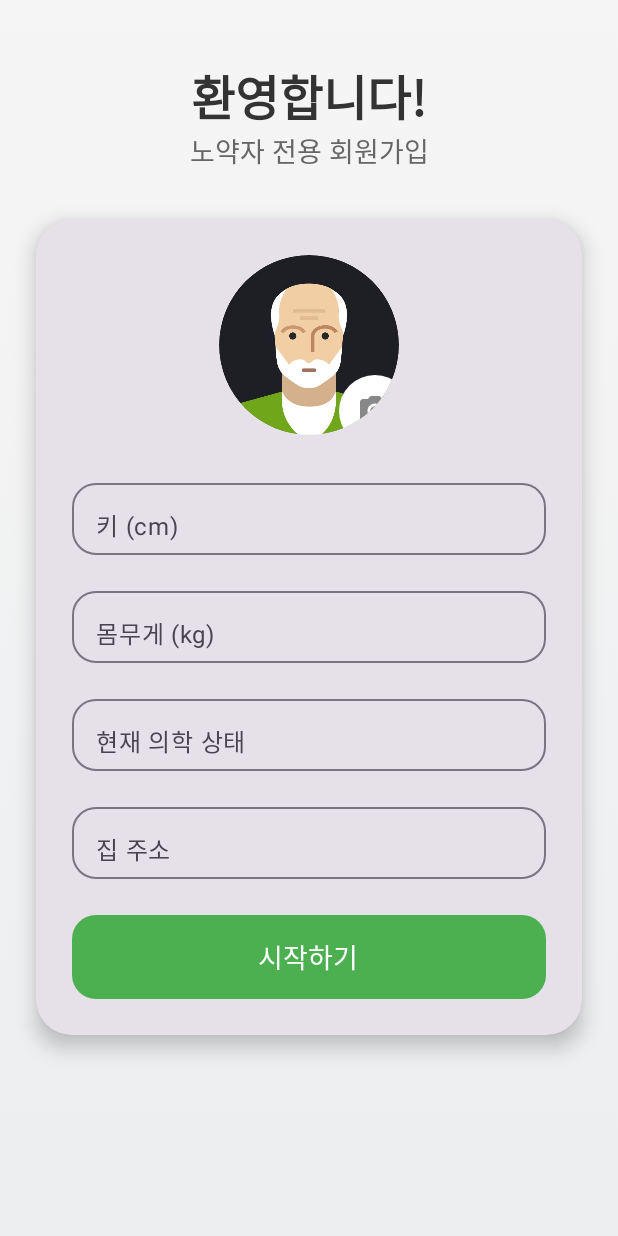
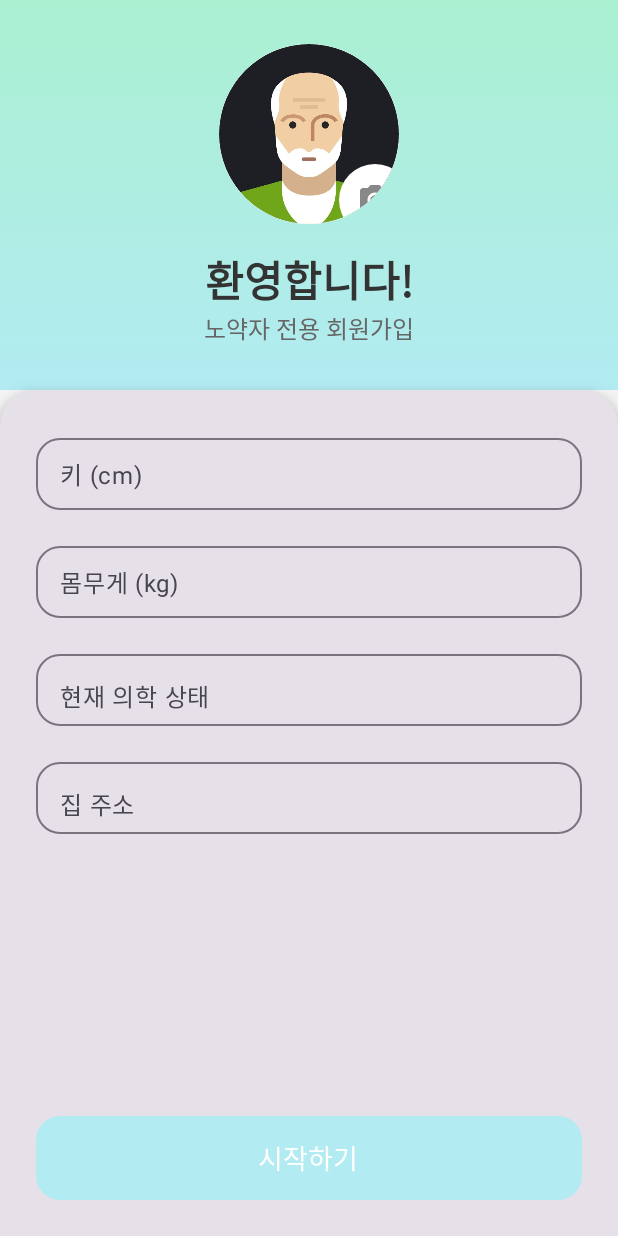
Before and after one commit to Sunsyy08/Nolbom, an Android app built with Jetpack Compose: the WardSignupScreen screen opened through its navigation route, on a phone screen of 412 x 824 dp. Run offline under Robolectric (Android 15) with nearby library versions, the phone set to English and light mode, and no system bars.

Commit message:
ADD Designing

```diff
--- a/app/src/main/java/com/project/nolbom/WardSignupScreen.kt
+++ b/app/src/main/java/com/project/nolbom/WardSignupScreen.kt
@@ -2,20 +2,12 @@ package com.project.nolbom
 
 import androidx.compose.foundation.Image
 import androidx.compose.foundation.background
-import androidx.compose.foundation.clickable
 import androidx.compose.foundation.layout.*
 import androidx.compose.foundation.shape.CircleShape
 import androidx.compose.foundation.shape.RoundedCornerShape
 import androidx.compose.material.icons.Icons
 import androidx.compose.material.icons.filled.CameraAlt
-import androidx.compose.material3.Button
-import androidx.compose.material3.ButtonDefaults
-import androidx.compose.material3.Card
-import androidx.compose.material3.CardDefaults
-import androidx.compose.material3.Icon
-import androidx.compose.material3.IconButton
-import androidx.compose.material3.OutlinedTextField
-import androidx.compose.material3.Text
+import androidx.compose.material3.*
 import androidx.compose.runtime.*
 import androidx.compose.ui.Alignment
 import androidx.compose.ui.Modifier
@@ -33,61 +25,38 @@ import androidx.navigation.NavController
 fun WardSignupScreen(
     navController: NavController
 ) {
-    val profileImage = painterResource(id = R.drawable.ward_profile)
-    var height by remember { mutableStateOf("") }
-    var weight by remember { mutableStateOf("") }
-    var medicalStatus by remember { mutableStateOf("") }
-    var homeAddress by remember { mutableStateOf("") }
+    val profileImage   = painterResource(id = R.drawable.ward_profile)
+    var height         by remember { mutableStateOf("") }
+    var weight         by remember { mutableStateOf("") }
+    var medicalStatus  by remember { mutableStateOf("") }
+    var homeAddress    by remember { mutableStateOf("") }
 
-    // Pinterest 스타일 배경 그라데이션
+    Column(
+        modifier = Modifier
+            .fillMaxSize()
+            .background(Color(0xFFF5F5F5))
+    ) {
+        // 상단 헤더: 이미지 + 머릿글
         Box(
             modifier = Modifier
-            .fillMaxSize()
+                .fillMaxWidth()
+                .height(260.dp)
                 .background(
                     Brush.verticalGradient(
-                    colors = listOf(Color(0xFFF5F5F5), Color(0xFFEDEEF0))
+                        colors = listOf(Color(0xFFAAF0D1), Color(0xFFB2EBF2))
                     )
-            )
+                ),
+            contentAlignment = Alignment.Center
         ) {
             Column(
-            modifier = Modifier
-                .fillMaxWidth()
-                .padding(horizontal = 24.dp)
-                .align(Alignment.TopCenter),
-            horizontalAlignment = Alignment.CenterHorizontally
+                horizontalAlignment = Alignment.CenterHorizontally,
+                verticalArrangement = Arrangement.Center
             ) {
-            Spacer(modifier = Modifier.height(40.dp))
-            Text(
-                text = "환영합니다!",
-                fontSize = 32.sp,
-                fontWeight = FontWeight.Bold,
-                color = Color(0xFF333333)
-            )
-            Text(
-                text = "노약자 전용 회원가입",
-                fontSize = 18.sp,
-                color = Color(0xFF666666)
-            )
-            Spacer(modifier = Modifier.height(32.dp))
-
-            // 카드 스타일 컨테이너
-            Card(
-                shape = RoundedCornerShape(24.dp),
-                elevation = CardDefaults.cardElevation(defaultElevation = 8.dp),
-                modifier = Modifier.fillMaxWidth()
-            ) {
-                Column(
-                    modifier = Modifier
-                        .fillMaxWidth()
-                        .padding(24.dp),
-                    horizontalAlignment = Alignment.CenterHorizontally
-                ) {
-                    // 프로필 이미지
                 Box(
                     modifier = Modifier
                         .size(120.dp)
                         .clip(CircleShape)
-                            .clickable { /* 카메라 열기 */ }
+                        .background(Color.White)
                 ) {
                     Image(
                         painter = profileImage,
@@ -109,32 +78,55 @@ fun WardSignupScreen(
                         )
                     }
                 }
+                Spacer(modifier = Modifier.height(16.dp))
+                Text(
+                    text = "환영합니다!",
+                    fontSize = 28.sp,
+                    fontWeight = FontWeight.Bold,
+                    color = Color(0xFF333333)
+                )
+                Text(
+                    text = "노약자 전용 회원가입",
+                    fontSize = 16.sp,
+                    color = Color(0xFF666666)
+                )
+            }
+        }
 
-                    Spacer(modifier = Modifier.height(24.dp))
-
-                    // 입력 필드들 (키)
+        // 하단 폼 섹션: 카드 스타일
+        Card(
+            modifier = Modifier
+                .fillMaxWidth()
+                .weight(1f),
+            shape = RoundedCornerShape(topStart = 24.dp, topEnd = 24.dp),
+            elevation = CardDefaults.cardElevation(defaultElevation = 8.dp)
+        ) {
+            Column(
+                modifier = Modifier
+                    .fillMaxSize()
+                    .padding(24.dp),
+                verticalArrangement = Arrangement.spacedBy(16.dp)
+            ) {
                 OutlinedTextField(
                     value = height,
                     onValueChange = { height = it },
                     label = { Text("키 (cm)") },
+                    singleLine = true,
                     shape = RoundedCornerShape(16.dp),
                     modifier = Modifier
                         .fillMaxWidth()
                         .height(56.dp)
                 )
-                    Spacer(modifier = Modifier.height(16.dp))
-                    // 입력 필드들 (몸무게)
                 OutlinedTextField(
                     value = weight,
                     onValueChange = { weight = it },
                     label = { Text("몸무게 (kg)") },
+                    singleLine = true,
                     shape = RoundedCornerShape(16.dp),
                     modifier = Modifier
                         .fillMaxWidth()
                         .height(56.dp)
                 )
-                    Spacer(modifier = Modifier.height(16.dp))
-                    // 의학 상태 입력
                 OutlinedTextField(
                     value = medicalStatus,
                     onValueChange = { medicalStatus = it },
@@ -144,8 +136,6 @@ fun WardSignupScreen(
                         .fillMaxWidth()
                         .height(56.dp)
                 )
-                    Spacer(modifier = Modifier.height(16.dp))
-                    // 집 주소 입력
                 OutlinedTextField(
                     value = homeAddress,
                     onValueChange = { homeAddress = it },
@@ -155,15 +145,14 @@ fun WardSignupScreen(
                         .fillMaxWidth()
                         .height(56.dp)
                 )
-                    Spacer(modifier = Modifier.height(24.dp))
-
+                Spacer(modifier = Modifier.weight(1f))
                 Button(
-                        onClick = { /* 가입 완료 후 */ },
+                    onClick = { /* 가입 완료 처리 */ },
                     modifier = Modifier
                         .fillMaxWidth()
                         .height(56.dp),
                     shape = RoundedCornerShape(16.dp),
-                        colors = ButtonDefaults.buttonColors(containerColor = Color(0xFF4CAF50))
+                    colors = ButtonDefaults.buttonColors(containerColor = Color(0xFFB2EBF2))
                 ) {
                     Text("시작하기", color = Color.White, fontSize = 18.sp)
                 }
@@ -171,4 +160,3 @@ fun WardSignupScreen(
         }
     }
 }
-}
```
Lines whose indentation alone changed are shown as unchanged.
